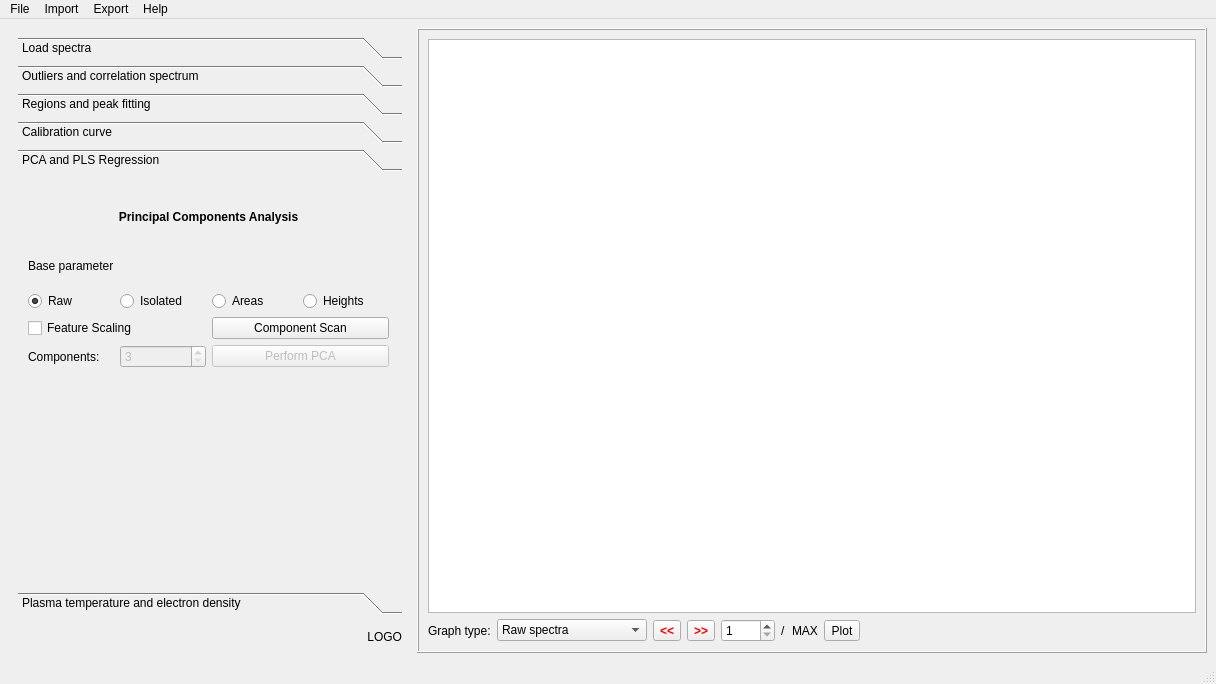
First picture: the form in pic/libssa.ui, repository kstenio/libssa, before the edit.
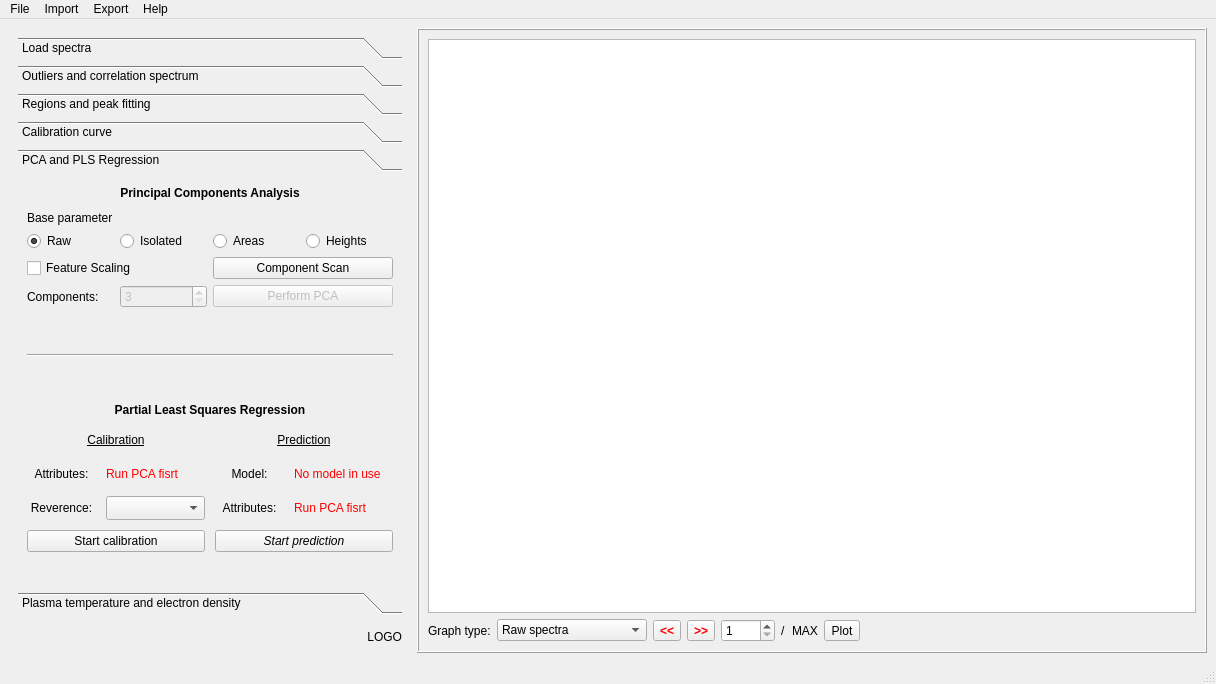
Second picture: the form after the edit. The open tabs and pages were chosen to show the change. Icons and pictures are not drawn. Custom widgets are drawn as their Qt base class.

Commit message:
LIBSsa version: 2.0.1 beta 4
libssagui.py
* New menu entry for export correl
* Added option for getSaveFileName in guifd

libssa.py
* Extra imports
* Implemented new section for Menu methods
** Created export correl method, connected with the new menu entry
*** It exports data from correl spectrum and saves a DataFrame/Spreadsheet
*** Each row is a wavelength and each column a Pearson for specific parameter (reference)

libssa.ui
* Updated version: 2.0.1b4
* Added new menu entry for export: Correlation Spectra

Diff of the .ui file:
```diff
--- a/pic/libssa.ui
+++ b/pic/libssa.ui
@@ -1197,15 +1197,8 @@
             <attribute name="label">
              <string>PCA and PLS Regression</string>
             </attribute>
-            <widget class="QWidget" name="layoutWidget">
-             <property name="geometry">
-              <rect>
-               <x>10</x>
-               <y>20</y>
-               <width>361</width>
-               <height>171</height>
-              </rect>
-             </property>
+            <layout class="QVBoxLayout" name="verticalLayout_15">
+             <item>
              <layout class="QVBoxLayout" name="verticalLayout_10">
               <item>
                <widget class="QLabel" name="p5lB1">
@@ -1335,7 +1328,312 @@
                </layout>
               </item>
              </layout>
-            </widget>
+             </item>
+             <item>
+              <layout class="QVBoxLayout" name="verticalLayout_14">
+               <item>
+                <spacer name="verticalSpacer_12">
+                 <property name="orientation">
+                  <enum>Qt::Vertical</enum>
+                 </property>
+                 <property name="sizeType">
+                  <enum>QSizePolicy::Preferred</enum>
+                 </property>
+                 <property name="sizeHint" stdset="0">
+                  <size>
+                   <width>20</width>
+                   <height>40</height>
+                  </size>
+                 </property>
+                </spacer>
+               </item>
+               <item>
+                <widget class="Line" name="line_2">
+                 <property name="orientation">
+                  <enum>Qt::Horizontal</enum>
+                 </property>
+                </widget>
+               </item>
+               <item>
+                <spacer name="verticalSpacer_13">
+                 <property name="orientation">
+                  <enum>Qt::Vertical</enum>
+                 </property>
+                 <property name="sizeType">
+                  <enum>QSizePolicy::Preferred</enum>
+                 </property>
+                 <property name="sizeHint" stdset="0">
+                  <size>
+                   <width>20</width>
+                   <height>40</height>
+                  </size>
+                 </property>
+                </spacer>
+               </item>
+              </layout>
+             </item>
+             <item>
+              <layout class="QVBoxLayout" name="verticalLayout_13">
+               <item>
+                <widget class="QLabel" name="label">
+                 <property name="maximumSize">
+                  <size>
+                   <width>16777215</width>
+                   <height>27</height>
+                  </size>
+                 </property>
+                 <property name="font">
+                  <font>
+                   <weight>75</weight>
+                   <bold>true</bold>
+                  </font>
+                 </property>
+                 <property name="text">
+                  <string>Partial Least Squares Regression</string>
+                 </property>
+                 <property name="alignment">
+                  <set>Qt::AlignCenter</set>
+                 </property>
+                </widget>
+               </item>
+               <item>
+                <spacer name="verticalSpacer_11">
+                 <property name="orientation">
+                  <enum>Qt::Vertical</enum>
+                 </property>
+                 <property name="sizeType">
+                  <enum>QSizePolicy::Fixed</enum>
+                 </property>
+                 <property name="sizeHint" stdset="0">
+                  <size>
+                   <width>20</width>
+                   <height>5</height>
+                  </size>
+                 </property>
+                </spacer>
+               </item>
+               <item>
+                <layout class="QHBoxLayout" name="horizontalLayout_10">
+                 <property name="spacing">
+                  <number>10</number>
+                 </property>
+                 <item>
+                  <layout class="QVBoxLayout" name="verticalLayout_12">
+                   <item>
+                    <widget class="QLabel" name="label_2">
+                     <property name="minimumSize">
+                      <size>
+                       <width>0</width>
+                       <height>24</height>
+                      </size>
+                     </property>
+                     <property name="font">
+                      <font>
+                       <underline>true</underline>
+                      </font>
+                     </property>
+                     <property name="text">
+                      <string>Calibration</string>
+                     </property>
+                     <property name="alignment">
+                      <set>Qt::AlignCenter</set>
+                     </property>
+                    </widget>
+                   </item>
+                   <item>
+                    <layout class="QGridLayout" name="gridLayout_6">
+                     <item row="0" column="0">
+                      <widget class="QLabel" name="label_4">
+                       <property name="minimumSize">
+                        <size>
+                         <width>0</width>
+                         <height>24</height>
+                        </size>
+                       </property>
+                       <property name="text">
+                        <string>Attributes:</string>
+                       </property>
+                       <property name="alignment">
+                        <set>Qt::AlignCenter</set>
+                       </property>
+                      </widget>
+                     </item>
+                     <item row="0" column="1">
+                      <widget class="QLabel" name="label_5">
+                       <property name="minimumSize">
+                        <size>
+                         <width>99</width>
+                         <height>24</height>
+                        </size>
+                       </property>
+                       <property name="styleSheet">
+                        <string notr="true">color:red</string>
+                       </property>
+                       <property name="text">
+                        <string>Run PCA fisrt</string>
+                       </property>
+                      </widget>
+                     </item>
+                     <item row="1" column="0">
+                      <widget class="QLabel" name="label_6">
+                       <property name="minimumSize">
+                        <size>
+                         <width>0</width>
+                         <height>24</height>
+                        </size>
+                       </property>
+                       <property name="text">
+                        <string>Reverence:</string>
+                       </property>
+                       <property name="alignment">
+                        <set>Qt::AlignCenter</set>
+                       </property>
+                      </widget>
+                     </item>
+                     <item row="1" column="1">
+                      <widget class="QComboBox" name="comboBox">
+                       <property name="minimumSize">
+                        <size>
+                         <width>0</width>
+                         <height>24</height>
+                        </size>
+                       </property>
+                      </widget>
+                     </item>
+                    </layout>
+                   </item>
+                   <item>
+                    <widget class="QPushButton" name="pushButton">
+                     <property name="text">
+                      <string>Start calibration</string>
+                     </property>
+                    </widget>
+                   </item>
+                  </layout>
+                 </item>
+                 <item>
+                  <layout class="QVBoxLayout" name="verticalLayout_11">
+                   <item>
+                    <widget class="QLabel" name="label_3">
+                     <property name="minimumSize">
+                      <size>
+                       <width>0</width>
+                       <height>24</height>
+                      </size>
+                     </property>
+                     <property name="font">
+                      <font>
+                       <underline>true</underline>
+                      </font>
+                     </property>
+                     <property name="text">
+                      <string>Prediction</string>
+                     </property>
+                     <property name="alignment">
+                      <set>Qt::AlignCenter</set>
+                     </property>
+                    </widget>
+                   </item>
+                   <item>
+                    <layout class="QGridLayout" name="gridLayout_5">
+                     <item row="0" column="0">
+                      <widget class="QLabel" name="label_7">
+                       <property name="minimumSize">
+                        <size>
+                         <width>0</width>
+                         <height>24</height>
+                        </size>
+                       </property>
+                       <property name="text">
+                        <string>Model:</string>
+                       </property>
+                       <property name="alignment">
+                        <set>Qt::AlignCenter</set>
+                       </property>
+                      </widget>
+                     </item>
+                     <item row="0" column="1">
+                      <widget class="QLabel" name="label_8">
+                       <property name="minimumSize">
+                        <size>
+                         <width>99</width>
+                         <height>24</height>
+                        </size>
+                       </property>
+                       <property name="styleSheet">
+                        <string notr="true">color:red</string>
+                       </property>
+                       <property name="text">
+                        <string>No model in use</string>
+                       </property>
+                      </widget>
+                     </item>
+                     <item row="1" column="0">
+                      <widget class="QLabel" name="label_9">
+                       <property name="minimumSize">
+                        <size>
+                         <width>0</width>
+                         <height>24</height>
+                        </size>
+                       </property>
+                       <property name="text">
+                        <string>Attributes:</string>
+                       </property>
+                       <property name="alignment">
+                        <set>Qt::AlignCenter</set>
+                       </property>
+                      </widget>
+                     </item>
+                     <item row="1" column="1">
+                      <widget class="QLabel" name="label_10">
+                       <property name="minimumSize">
+                        <size>
+                         <width>0</width>
+                         <height>24</height>
+                        </size>
+                       </property>
+                       <property name="styleSheet">
+                        <string notr="true">color:red</string>
+                       </property>
+                       <property name="text">
+                        <string>Run PCA fisrt</string>
+                       </property>
+                      </widget>
+                     </item>
+                    </layout>
+                   </item>
+                   <item>
+                    <widget class="QPushButton" name="pushButton_2">
+                     <property name="font">
+                      <font>
+                       <italic>true</italic>
+                      </font>
+                     </property>
+                     <property name="text">
+                      <string>Start prediction</string>
+                     </property>
+                    </widget>
+                   </item>
+                  </layout>
+                 </item>
+                </layout>
+               </item>
+              </layout>
+             </item>
+             <item>
+              <spacer name="verticalSpacer_14">
+               <property name="orientation">
+                <enum>Qt::Vertical</enum>
+               </property>
+               <property name="sizeHint" stdset="0">
+                <size>
+                 <width>20</width>
+                 <height>6</height>
+                </size>
+               </property>
+              </spacer>
+             </item>
+            </layout>
            </widget>
            <widget class="QWidget" name="p6">
             <property name="geometry">
```
Left out of the diff: 30 changed lines with no effect on the pictures. Lines whose indentation alone changed are shown as unchanged. The commit also changes 2 other files.
